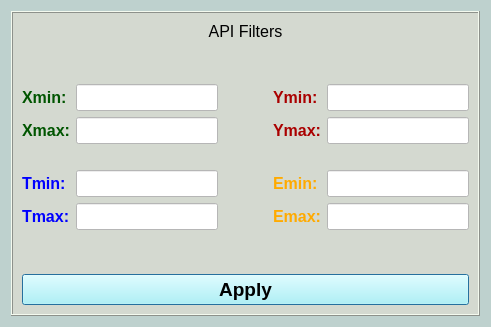
Qt form wara/ui/win_api_filters.ui (NASA-Planetary-Science/wara) before a commit.
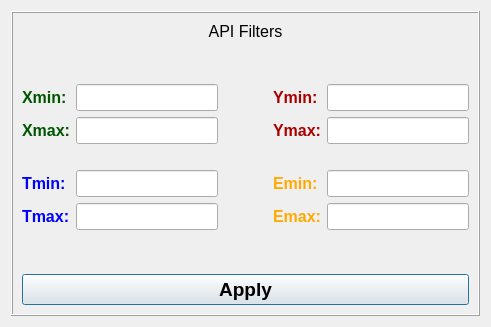
The same form after that commit.

Commit message: Add dark color theme to GUI display

Patch:
```diff
--- a/wara/ui/win_api_filters.ui
+++ b/wara/ui/win_api_filters.ui
@@ -13,15 +13,9 @@
   <property name="windowTitle">
    <string>Dialog</string>
   </property>
-  <property name="styleSheet">
-   <string notr="true">background-color: rgb(190, 209, 206);</string>
-  </property>
   <layout class="QGridLayout" name="gridLayout_2">
    <item row="0" column="0">
     <widget class="QFrame" name="frame">
-     <property name="styleSheet">
-      <string notr="true">background-color: rgb(212, 217, 208);</string>
-     </property>
      <property name="frameShape">
       <enum>QFrame::Box</enum>
      </property>
@@ -168,9 +162,6 @@
             <pointsize>12</pointsize>
            </font>
           </property>
-          <property name="styleSheet">
-           <string notr="true">background-color: rgb(255, 255, 255);</string>
-          </property>
          </widget>
         </item>
         <item row="0" column="3">
@@ -310,9 +301,6 @@
             <pointsize>12</pointsize>
            </font>
           </property>
-          <property name="styleSheet">
-           <string notr="true">background-color: rgb(255, 255, 255);</string>
-          </property>
           <property name="text">
            <string/>
           </property>
@@ -455,9 +443,6 @@
             <pointsize>12</pointsize>
            </font>
           </property>
-          <property name="styleSheet">
-           <string notr="true">background-color: rgb(255, 255, 255);</string>
-          </property>
          </widget>
         </item>
         <item row="1" column="3">
@@ -597,9 +582,6 @@
             <pointsize>12</pointsize>
            </font>
           </property>
-          <property name="styleSheet">
-           <string notr="true">background-color: rgb(255, 255, 255);</string>
-          </property>
          </widget>
         </item>
         <item row="2" column="1">
@@ -778,9 +760,6 @@
             <pointsize>12</pointsize>
            </font>
           </property>
-          <property name="styleSheet">
-           <string notr="true">background-color: rgb(255, 255, 255);</string>
-          </property>
          </widget>
         </item>
         <item row="3" column="3">
@@ -920,9 +899,6 @@
             <pointsize>12</pointsize>
            </font>
           </property>
-          <property name="styleSheet">
-           <string notr="true">background-color: rgb(255, 255, 255);</string>
-          </property>
           <property name="text">
            <string/>
           </property>
@@ -1065,9 +1041,6 @@
             <pointsize>12</pointsize>
            </font>
           </property>
-          <property name="styleSheet">
-           <string notr="true">background-color: rgb(255, 255, 255);</string>
-          </property>
          </widget>
         </item>
         <item row="4" column="3">
@@ -1207,9 +1180,6 @@
             <pointsize>12</pointsize>
            </font>
           </property>
-          <property name="styleSheet">
-           <string notr="true">background-color: rgb(255, 255, 255);</string>
-          </property>
          </widget>
         </item>
        </layout>
@@ -1238,9 +1208,6 @@
           <bold>true</bold>
          </font>
         </property>
-        <property name="styleSheet">
-         <string notr="true">background-color: rgb(170, 255, 255);</string>
-        </property>
         <property name="text">
          <string>Apply</string>
         </property>
```
The commit also changes 28 other files.
